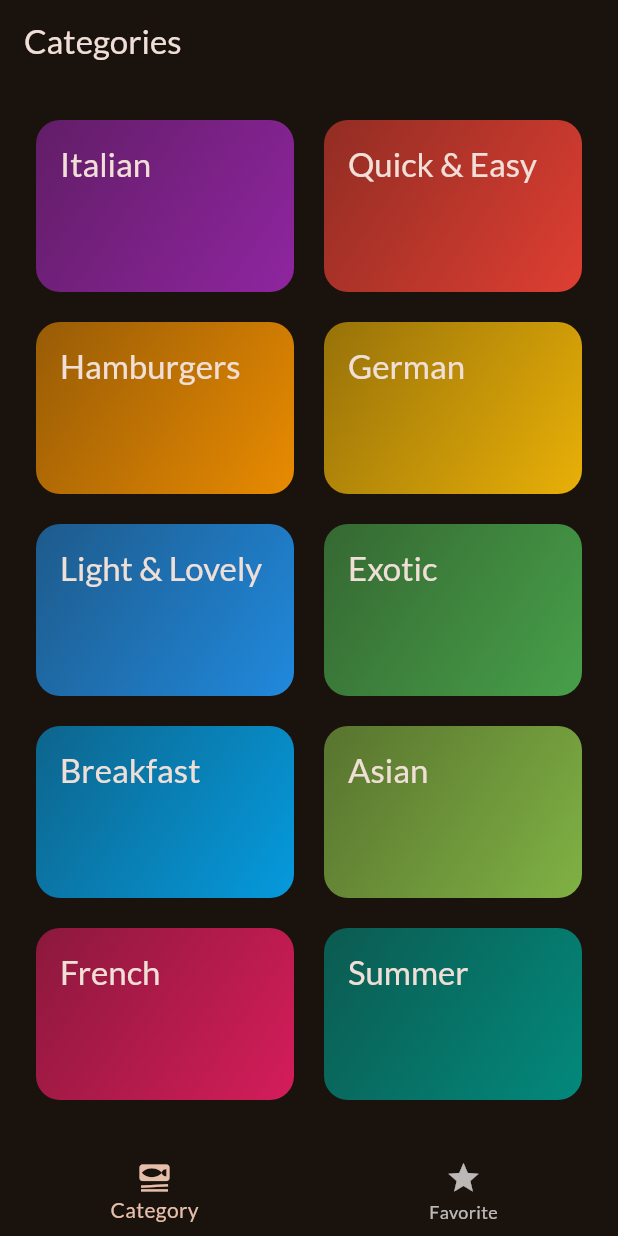
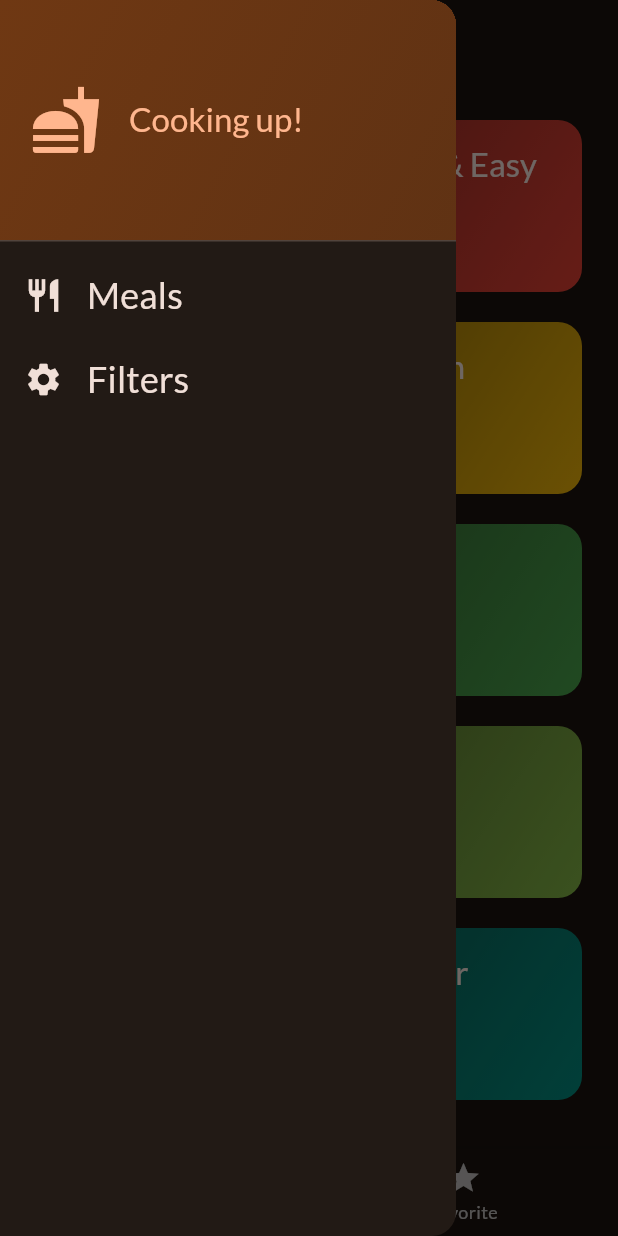
Before and after one commit to alisalali/flutter-meal_app, a Flutter app: the screen it shows after launch, with the side drawer open (before the commit the screen has no drawer), on a phone screen of 412 x 824 dp. Run offline on Flutter 3.47's test engine with Material 2 defaults, Android fonts, the phone set to English and light mode, and no system bars; our stand-ins replace google_fonts, transparent_image.

Commit message:
adding drawer widgets with ListTile

```diff
--- a/lib/screens/tabs.dart
+++ b/lib/screens/tabs.dart
@@ -2,6 +2,7 @@ import 'package:flutter/material.dart';
 import 'package:meal_app/models/meal.dart';
 import 'package:meal_app/screens/categories.dart';
 import 'package:meal_app/screens/meals.dart';
+import 'package:meal_app/widgets/main_drawer.dart';
 
 class TabsScreen extends StatefulWidget {
   const TabsScreen({super.key});
@@ -64,6 +65,7 @@ class _TabsScreenState extends State<TabsScreen> {
       appBar: AppBar(
         title: Text(activePateTitle),
       ),
+      drawer: MainDrawer(),
       body: activePage,
       bottomNavigationBar: BottomNavigationBar(
         onTap: (index) {
--- /dev/null
+++ b/lib/widgets/main_drawer.dart
@@ -0,0 +1,72 @@
+import 'package:flutter/material.dart';
+
+class MainDrawer extends StatelessWidget {
+  const MainDrawer({super.key});
+
+  @override
+  Widget build(BuildContext context) {
+    return Drawer(
+      child: Column(children: [
+        DrawerHeader(
+          padding: const EdgeInsets.all(20),
+          decoration: BoxDecoration(
+            gradient: LinearGradient(
+              colors: [
+                Theme.of(context).colorScheme.primaryContainer,
+                Theme.of(context).colorScheme.primaryContainer.withOpacity(.8),
+              ],
+              begin: Alignment.topLeft,
+              end: Alignment.bottomRight,
+            ),
+          ),
+          child: Row(
+            children: [
+              Icon(
+                Icons.fastfood,
+                size: 48,
+                color: Theme.of(context).colorScheme.primary,
+              ),
+              const SizedBox(width: 18),
+              Text(
+                'Cooking up!',
+                style: Theme.of(context).textTheme.titleLarge!.copyWith(
+                      color: Theme.of(context).colorScheme.primary,
+                    ),
+              )
+            ],
+          ),
+        ),
+        ListTile(
+          leading: Icon(
+            Icons.restaurant,
+            size: 26,
+            color: Theme.of(context).colorScheme.onBackground,
+          ),
+          title: Text(
+            'Meals',
+            style: Theme.of(context).textTheme.titleSmall!.copyWith(
+                  color: Theme.of(context).colorScheme.onBackground,
+                  fontSize: 24,
+                ),
+          ),
+          onTap: () {},
+        ),
+        ListTile(
+          leading: Icon(
+            Icons.settings,
+            size: 26,
+            color: Theme.of(context).colorScheme.onBackground,
+          ),
+          title: Text(
+            'Filters',
+            style: Theme.of(context).textTheme.titleSmall!.copyWith(
+                  color: Theme.of(context).colorScheme.onBackground,
+                  fontSize: 24,
+                ),
+          ),
+          onTap: () {},
+        )
+      ]),
+    );
+  }
+}
```
